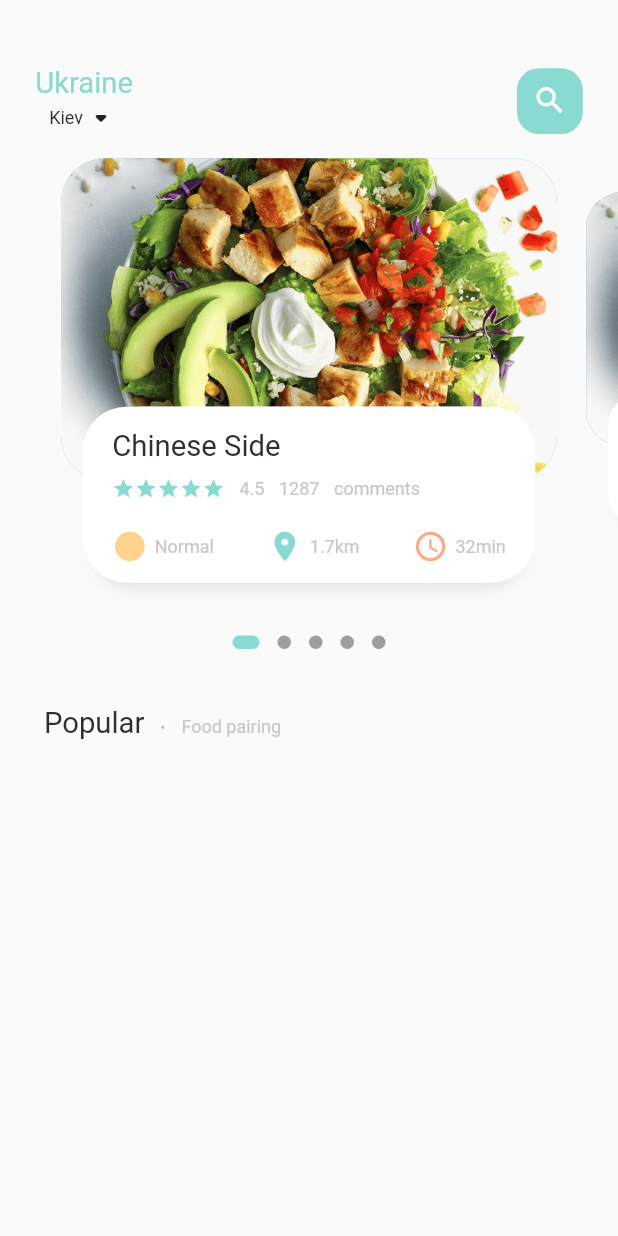
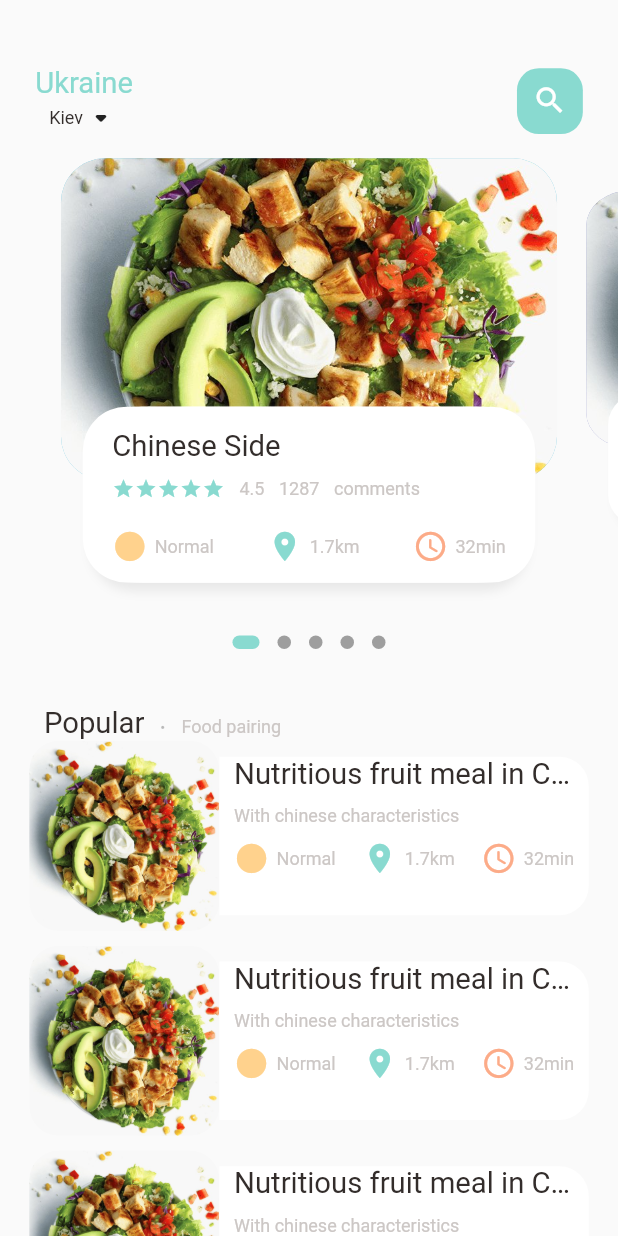
Before and after one commit to MartychDenys/food_delivery, a Flutter app: the MainFoodPage screen opened directly, on a phone screen of 412 x 824 dp. Run offline on Flutter 3.47's test engine with Material 2 defaults, Android fonts, the phone set to English and light mode, and no system bars; drawn by our look-alikes of dots_indicator; our stand-ins replace get.

Commit message:
add food list in food body

```diff
--- a/lib/main.dart
+++ b/lib/main.dart
@@ -1,6 +1,7 @@
 import 'package:flutter/material.dart';
-import 'package:my_food/home/main_food_page.dart';
 import 'package:get/get.dart';
+import 'package:my_food/pages/food/popular_food_detail.dart';
+import 'package:my_food/pages/home/main_food_page.dart';
 
 void main() {
   runApp(const MyApp());
@@ -18,7 +19,7 @@ class MyApp extends StatelessWidget {
       theme: ThemeData(
         primarySwatch: Colors.blue,
       ),
-      home: const MainFoodPage()
+      home: const PopularFoodDetail()
     );
   }
 }
--- a/lib/home/food_page_body.dart
+++ b/lib/pages/home/food_page_body.dart
@@ -53,7 +53,92 @@ class _FoodPageBodyState extends State<FoodPageBody> {
                 borderRadius: BorderRadius.circular(5.0)),
           ),
         ),
+        const SpaceH30(),
         // Popular text
+        Container(
+          margin: EdgeInsets.only(left: Dimensions.width30),
+          child: Row(
+            crossAxisAlignment: CrossAxisAlignment.end,
+            children: [
+              const SBigText(text: 'Popular'),
+              const SpaceW10(),
+              Container(
+                margin: EdgeInsets.only(bottom: Dimensions.height3),
+                child: const SBigText(
+                  text: '.',
+                  color: Colors.black26,
+                ),
+              ),
+              const SpaceW10(),
+              Container(
+                margin: EdgeInsets.only(bottom: Dimensions.height2),
+                child: const SSmallText(text: 'Food pairing'),
+              ),
+            ],
+          ),
+        ),
+        // list of food and images
+        ListView.builder(
+          physics: const NeverScrollableScrollPhysics(),
+          shrinkWrap: true,
+          itemCount: 10,
+          itemBuilder: (context, index) => Container(
+            margin: EdgeInsets.only(
+              left: Dimensions.width20,
+              right: Dimensions.width20,
+              bottom: Dimensions.height10,
+            ),
+            child: Row(
+              children: [
+                // image section
+                Container(
+                  width: Dimensions.listViewImgSize,
+                  height: Dimensions.listViewImgSize,
+                  decoration: BoxDecoration(
+                    borderRadius: BorderRadius.circular(Dimensions.radius20),
+                    color: Colors.white38,
+                    image: const DecorationImage(
+                      fit: BoxFit.cover,
+                      image: AssetImage('assets/images/food0.jpeg'),
+                    ),
+                  ),
+                ),
+
+                // text container
+                Expanded(
+                  child: Container(
+                    height: Dimensions.listViewTextContSize,
+                    decoration: BoxDecoration(
+                      borderRadius: BorderRadius.only(
+                        topRight: Radius.circular(Dimensions.radius20),
+                        bottomRight: Radius.circular(Dimensions.radius20),
+                      ),
+                      color: Colors.white,
+                    ),
+                    child: Padding(
+                      padding: EdgeInsets.only(
+                        left: Dimensions.width10,
+                        right: Dimensions.width10,
+                      ),
+                      child: Column(
+                        crossAxisAlignment: CrossAxisAlignment.start,
+                        children: const [
+                          SBigText(
+                            text: 'Nutritious fruit meal in China',
+                          ),
+                          SpaceH10(),
+                          SSmallText(text: 'With chinese characteristics'),
+                          SpaceH10(),
+                          SBlockIconAndTextWidgets(),
+                        ],
+                      ),
+                    ),
+                  ),
+                )
+              ],
+            ),
+          ),
+        ),
       ],
     );
   }
@@ -168,26 +253,7 @@ class _FoodPageBodyState extends State<FoodPageBody> {
                       ],
                     ),
                     const SpaceH20(),
-                    Row(
-                      mainAxisAlignment: MainAxisAlignment.spaceBetween,
-                      children: [
-                        SIconAndTextWidget(
-                          icon: Icons.circle_sharp,
-                          text: 'Normal',
-                          iconColor: AppColor.iconColor1,
-                        ),
-                        SIconAndTextWidget(
-                          icon: Icons.location_on,
-                          text: '1.7km',
-                          iconColor: AppColor.mainColor,
-                        ),
-                        SIconAndTextWidget(
-                          icon: Icons.access_time_rounded,
-                          text: '32min',
-                          iconColor: AppColor.iconColor2,
-                        ),
-                      ],
-                    )
+                    const SBlockIconAndTextWidgets(),
                   ],
                 ),
               ),
--- a/lib/home/main_food_page.dart
+++ b/lib/pages/home/main_food_page.dart
@@ -1,6 +1,7 @@
 import 'package:flutter/material.dart';
 import 'package:my_food/colors/colors.dart';
-import 'package:my_food/home/food_page_body.dart';
+import 'package:my_food/pages/home/food_page_body.dart';
+
 import 'package:simple_kit/simple_kit.dart';
 
 class MainFoodPage extends StatelessWidget {
@@ -60,29 +61,9 @@ class MainFoodPage extends StatelessWidget {
             ),
           ),
           // showing body
-          const FoodPageBody(),
-          const SpaceH30(),
-
-          Container(
-            margin: EdgeInsets.only(left: Dimensions.width30),
-            child: Row(
-              crossAxisAlignment: CrossAxisAlignment.end,
-              children: [
-                const SBigText(text: 'Popular'),
-                const SpaceW10(),
-                Container(
-                  margin: EdgeInsets.only(bottom: Dimensions.height3),
-                  child: const SBigText(
-                    text: '.',
-                    color: Colors.black26,
-                  ),
-                ),
-                const SpaceW10(),
-                Container(
-                  margin: EdgeInsets.only(bottom: Dimensions.height2),
-                  child: const SSmallText(text: 'Food pairing'),
-                ),
-              ],
+          const Expanded(
+            child: SingleChildScrollView(
+              child: FoodPageBody(),
             ),
           ),
         ],
--- a/plugins/simple_kit/lib/simple_kit.dart
+++ b/plugins/simple_kit/lib/simple_kit.dart
@@ -8,6 +8,7 @@ export 'src/shared/simple_paddings.dart';
 export 'src/utils/dimensions.dart';
 /// Widgets
 export 'src/widgets/simple_big_text.dart';
+export 'src/widgets/simple_block_icon_and_text_widgets.dart';
 export 'src/widgets/simple_icon_and_text_widget.dart';
 export 'src/widgets/simple_small_text.dart';
 export 'src/widgets/simple_spacers.dart';
--- a/plugins/simple_kit/lib/src/colors/view/simple_colors.dart
+++ b/plugins/simple_kit/lib/src/colors/view/simple_colors.dart
@@ -5,4 +5,6 @@ abstract class SimpleColors {
   abstract Color white;
   abstract Color mainColor;
   abstract Color textColor;
+  abstract Color iconColor1;
+  abstract Color iconColor2;
 }
--- a/plugins/simple_kit/lib/src/colors/view/simple_colors_light.dart
+++ b/plugins/simple_kit/lib/src/colors/view/simple_colors_light.dart
@@ -15,4 +15,10 @@ class FColorsLight extends SimpleColors {
 
   @override
   Color textColor = const Color(0xFFccc7c5);
+
+  @override
+  Color iconColor1 = const Color(0xFFffd28d);
+
+  @override
+  Color iconColor2 = const Color(0xFFfcab88);
 }
--- a/plugins/simple_kit/lib/src/utils/dimensions.dart
+++ b/plugins/simple_kit/lib/src/utils/dimensions.dart
@@ -18,6 +18,10 @@ class Dimensions {
   static double height25 = screenHeight / 33.76;
   static double height30 = screenHeight / 28.13;
   static double height45 = screenHeight / 18.76;
+  static double height100 = screenHeight / 8.44;
+  static double height120 = screenHeight / 7.03;
+  static double height350 = screenHeight / 2.41;
+  static double height700 = screenHeight / 1.20;
 
   // Dynamic width padding and margin
   static double width5 = screenHeight / 168.8;
@@ -28,6 +32,8 @@ class Dimensions {
   static double width25 = screenHeight / 33.76;
   static double width30 = screenHeight / 28.13;
   static double width45 = screenHeight / 18.76;
+  static double width120 = screenHeight / 7.03;
+  static double width200 = screenHeight / 4.22;
 
   static double font20 = screenHeight / 42.2;
 
@@ -39,5 +45,12 @@ class Dimensions {
   // icon size
   static double iconSize24 = screenHeight / 35.17;
 
+  // list view size
+  static double listViewImgSize = screenWidth / 3.25;
+  static double listViewTextContSize = screenWidth / 3.9;
+
+
   double iconSize48 = screenHeight / 17.58;
+
+
 }
--- /dev/null
+++ b/plugins/simple_kit/lib/src/widgets/simple_block_icon_and_text_widgets.dart
@@ -0,0 +1,33 @@
+import 'package:flutter/material.dart';
+
+import '../../simple_kit.dart';
+import '../colors/view/simple_colors_light.dart';
+
+
+class SBlockIconAndTextWidgets extends StatelessWidget {
+  const SBlockIconAndTextWidgets({Key? key}) : super(key: key);
+
+  @override
+  Widget build(BuildContext context) {
+    return Row(
+      mainAxisAlignment: MainAxisAlignment.spaceBetween,
+      children: [
+        SIconAndTextWidget(
+          icon: Icons.circle_sharp,
+          text: 'Normal',
+          iconColor: FColorsLight().iconColor1,
+        ),
+        SIconAndTextWidget(
+          icon: Icons.location_on,
+          text: '1.7km',
+          iconColor: FColorsLight().mainColor,
+        ),
+        SIconAndTextWidget(
+          icon: Icons.access_time_rounded,
+          text: '32min',
+          iconColor: FColorsLight().iconColor2,
+        ),
+      ],
+    );
+  }
+}
```
